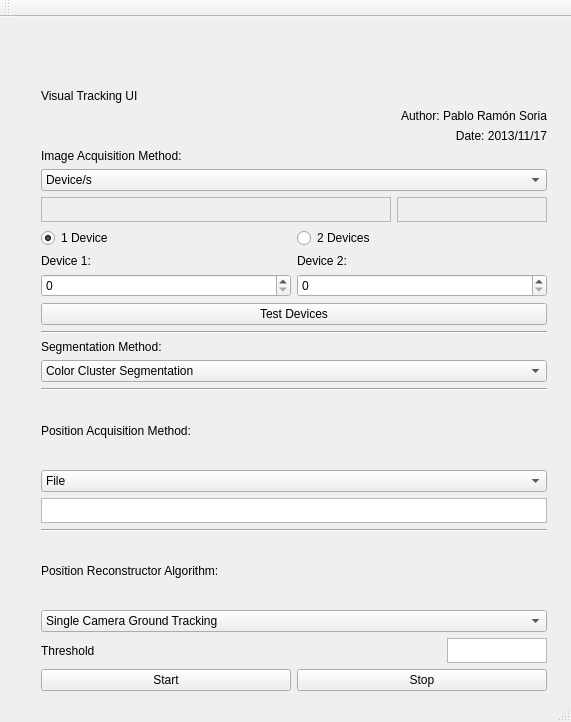
The window that VisualTrackingUI-QT/VisualTrackingUI-QT/mainwindow.ui (Bardo91/DepartamentoESI) describes before a commit, drawn with Qt 5.
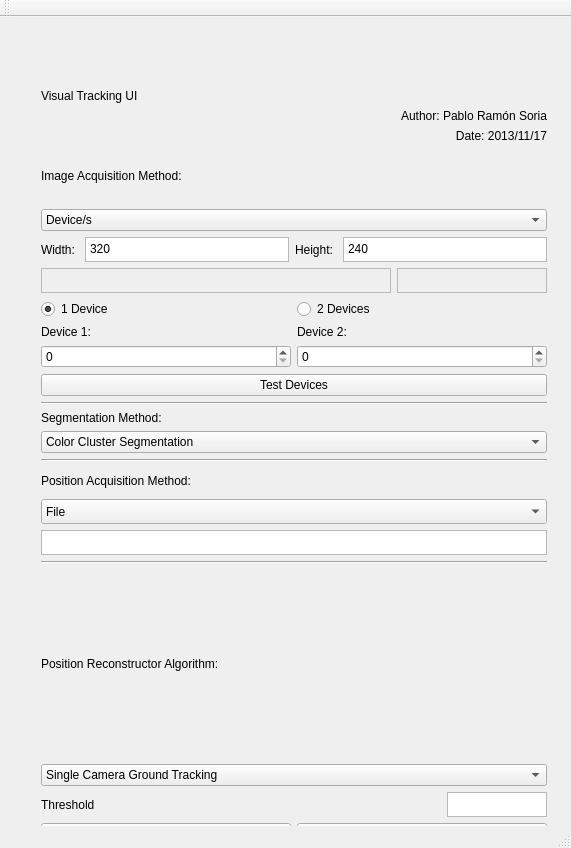
The same window after the commit.

The edit to the form file:
```diff
--- a/VisualTrackingUI-QT/VisualTrackingUI-QT/mainwindow.ui
+++ b/VisualTrackingUI-QT/VisualTrackingUI-QT/mainwindow.ui
@@ -7,7 +7,7 @@
     <x>0</x>
     <y>0</y>
     <width>571</width>
-    <height>722</height>
+    <height>848</height>
    </rect>
   </property>
   <property name="windowTitle">
@@ -20,7 +20,7 @@
       <x>30</x>
       <y>61</y>
       <width>528</width>
-      <height>634</height>
+      <height>788</height>
      </rect>
     </property>
     <layout class="QVBoxLayout" name="mainLayout">
@@ -93,6 +93,59 @@
          </item>
         </widget>
        </item>
+       <item>
+        <layout class="QHBoxLayout" name="resolutionLayout">
+         <property name="bottomMargin">
+          <number>0</number>
+         </property>
+         <item>
+          <widget class="QLabel" name="widthLabel">
+           <property name="text">
+            <string>Width: </string>
+           </property>
+          </widget>
+         </item>
+         <item>
+          <widget class="QPlainTextEdit" name="widthTextEdit">
+           <property name="sizePolicy">
+            <sizepolicy hsizetype="Expanding" vsizetype="Expanding">
+             <horstretch>0</horstretch>
+             <verstretch>0</verstretch>
+            </sizepolicy>
+           </property>
+           <property name="maximumSize">
+            <size>
+             <width>16777215</width>
+             <height>25</height>
+            </size>
+           </property>
+           <property name="plainText">
+            <string>320</string>
+           </property>
+          </widget>
+         </item>
+         <item>
+          <widget class="QLabel" name="heightLabel">
+           <property name="text">
+            <string>Height: </string>
+           </property>
+          </widget>
+         </item>
+         <item>
+          <widget class="QPlainTextEdit" name="heightEditText">
+           <property name="maximumSize">
+            <size>
+             <width>16777215</width>
+             <height>25</height>
+            </size>
+           </property>
+           <property name="plainText">
+            <string>240</string>
+           </property>
+          </widget>
+         </item>
+        </layout>
+       </item>
        <item>
         <layout class="QHBoxLayout" name="fileMethodLayout">
          <property name="bottomMargin">
@@ -240,8 +293,17 @@
      </item>
      <item>
       <layout class="QVBoxLayout" name="posAcqMethodLayout">
+       <property name="sizeConstraint">
+        <enum>QLayout::SetMinimumSize</enum>
+       </property>
        <item>
         <widget class="QLabel" name="posAcqMethodLabel">
+         <property name="maximumSize">
+          <size>
+           <width>16777215</width>
+           <height>25</height>
+          </size>
+         </property>
          <property name="text">
           <string>Position Acquisition Method:</string>
          </property>
@@ -249,6 +311,12 @@
        </item>
        <item>
         <widget class="QComboBox" name="posAcqMethodSelector">
+         <property name="maximumSize">
+          <size>
+           <width>16777215</width>
+           <height>25</height>
+          </size>
+         </property>
          <item>
           <property name="text">
            <string>File</string>
@@ -309,7 +377,7 @@
           <number>6</number>
          </property>
          <property name="sizeConstraint">
-          <enum>QLayout::SetDefaultConstraint</enum>
+          <enum>QLayout::SetMinimumSize</enum>
          </property>
          <property name="bottomMargin">
           <number>0</number>
```
